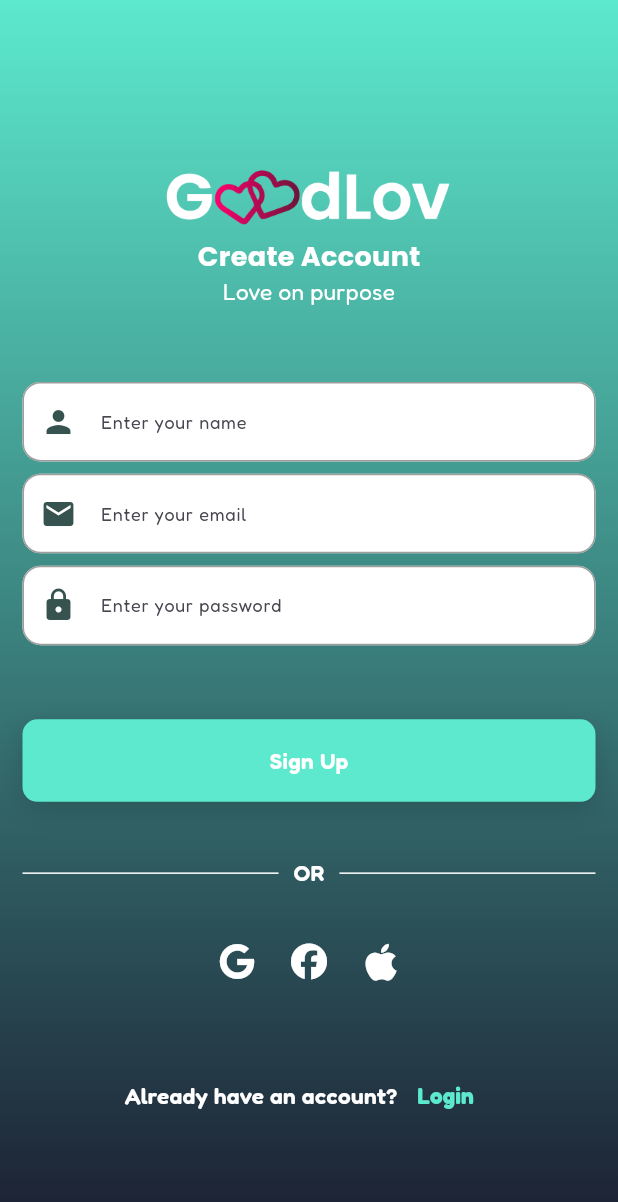
After one commit to Christentimmy/Goodluv, a Flutter app: the SignUpScreen screen opened by its route, on a phone screen of 412 x 824 dp. The commit adds this screen. Shown: the top 1202 px of the screen. Run offline on Flutter 3.47's test engine with Material 3 defaults, Android fonts, the phone set to English and light mode, and no system bars; our stand-ins replace font_awesome_flutter, get, google_fonts, smooth_page_indicator.

Commit message:
signup screen

```diff
--- /dev/null
+++ b/lib/app/modules/auth/views/signup_screen.dart
@@ -0,0 +1,132 @@
+import 'package:flutter/material.dart';
+import 'package:font_awesome_flutter/font_awesome_flutter.dart';
+import 'package:get/get.dart';
+import 'package:goodluv/app/modules/auth/widgets/signup_widgets.dart';
+import 'package:goodluv/app/resources/colors.dart';
+import 'package:goodluv/app/widgets/bg_gradient_widget.dart';
+import 'package:goodluv/app/widgets/custom_button.dart';
+import 'package:google_fonts/google_fonts.dart';
+
+class SignUpScreen extends StatelessWidget {
+  SignUpScreen({super.key});
+
+  final formKey = GlobalKey<FormState>();
+
+  @override
+  Widget build(BuildContext context) {
+    return Scaffold(
+      body: Container(
+        width: Get.width,
+        padding: const EdgeInsets.symmetric(horizontal: 15, vertical: 20),
+        decoration: bgGradientWidget(),
+        child: ListView(
+          children: [
+            SizedBox(height: Get.height * 0.1),
+            Image.asset('assets/images/logo.png', height: 50),
+            SizedBox(height: Get.height * 0.007),
+            Center(
+              child: Text(
+                "Create Account",
+                style: GoogleFonts.poppins(
+                  color: Colors.white,
+                  fontSize: 18,
+                  fontWeight: FontWeight.w700,
+                ),
+              ),
+            ),
+            Center(
+              child: Text(
+                "Love on purpose",
+                style: GoogleFonts.fredoka(
+                  color: Colors.white,
+                  fontSize: 15,
+                  fontWeight: FontWeight.normal,
+                ),
+              ),
+            ),
+            SizedBox(height: Get.height * 0.06),
+            buildSignUpFormFields(formKey: formKey),
+            SizedBox(height: Get.height * 0.06),
+            CustomButton(
+              ontap: () {},
+              isLoading: false.obs,
+              child: Text(
+                "Sign Up",
+                style: GoogleFonts.fredoka(
+                  color: Colors.white,
+                  fontSize: 15,
+                  fontWeight: FontWeight.w600,
+                ),
+              ),
+            ),
+            SizedBox(height: Get.height * 0.045),
+            Row(
+              mainAxisAlignment: MainAxisAlignment.center,
+              children: [
+                Expanded(child: Divider(color: Colors.white, thickness: 1)),
+                SizedBox(width: 10),
+                Text(
+                  "OR",
+                  style: GoogleFonts.fredoka(
+                    color: Colors.white,
+                    fontSize: 15,
+                    fontWeight: FontWeight.w600,
+                  ),
+                ),
+                SizedBox(width: 10),
+                Expanded(child: Divider(color: Colors.white, thickness: 1)),
+              ],
+            ),
+            SizedBox(height: Get.height * 0.03),
+            Row(
+              mainAxisAlignment: MainAxisAlignment.center,
+              children: [
+                IconButton(
+                  onPressed: () {},
+                  icon: FaIcon(FontAwesomeIcons.google, color: Colors.white),
+                ),
+                IconButton(
+                  onPressed: () {},
+                  icon: FaIcon(FontAwesomeIcons.facebook, color: Colors.white),
+                ),
+                IconButton(
+                  onPressed: () {},
+                  icon: FaIcon(
+                    FontAwesomeIcons.apple,
+                    color: Colors.white,
+                    size: 28,
+                  ),
+                ),
+              ],
+            ),
+            SizedBox(height: Get.height * 0.05),
+            Row(
+              mainAxisAlignment: MainAxisAlignment.center,
+              children: [
+                Text(
+                  "Already have an account?",
+                  style: GoogleFonts.fredoka(
+                    color: Colors.white,
+                    fontSize: 15,
+                    fontWeight: FontWeight.w600,
+                  ),
+                ),
+                TextButton(
+                  onPressed: () {},
+                  child: Text(
+                    "Login",
+                    style: GoogleFonts.fredoka(
+                      color: AppColors.primaryColor,
+                      fontSize: 15,
+                      fontWeight: FontWeight.w700,
+                    ),
+                  ),
+                ),
+              ],
+            ),
+          ],
+        ),
+      ),
+    );
+  }
+}
--- /dev/null
+++ b/lib/app/modules/auth/widgets/signup_widgets.dart
@@ -0,0 +1,49 @@
+import 'package:flutter/material.dart';
+import 'package:get/get.dart';
+import 'package:goodluv/app/widgets/custom_textfield.dart';
+import 'package:google_fonts/google_fonts.dart';
+
+Form buildSignUpFormFields({required GlobalKey<FormState> formKey}) {
+  return Form(
+    key: formKey,
+    child: Column(
+      children: [
+        CustomTextField(
+          prefixIcon: Icons.person,
+          bgColor: Colors.white,
+          textStyle: GoogleFonts.fredoka(
+            color: Colors.black,
+            fontSize: 14,
+            fontWeight: FontWeight.w500,
+          ),
+          hintText: "Enter your name",
+          controller: TextEditingController(),
+        ),
+        SizedBox(height: Get.height * 0.01),
+        CustomTextField(
+          bgColor: Colors.white,
+          prefixIcon: Icons.email,
+          textStyle: GoogleFonts.fredoka(
+            color: Colors.black,
+            fontSize: 14,
+            fontWeight: FontWeight.w500,
+          ),
+          hintText: "Enter your email",
+          controller: TextEditingController(),
+        ),
+        SizedBox(height: Get.height * 0.01),
+        CustomTextField(
+          bgColor: Colors.white,
+          prefixIcon: Icons.lock,
+          textStyle: GoogleFonts.fredoka(
+            color: Colors.black,
+            fontSize: 14,
+            fontWeight: FontWeight.w500,
+          ),
+          hintText: "Enter your password",
+          controller: TextEditingController(),
+        ),
+      ],
+    ),
+  );
+}
--- a/lib/app/modules/onboarding/controller/onboarding_controller.dart
+++ b/lib/app/modules/onboarding/controller/onboarding_controller.dart
@@ -1,6 +1,7 @@
 import 'package:flutter/material.dart';
 import 'package:get/get.dart';
 import 'package:goodluv/app/modules/onboarding/model/onboarding_model.dart';
+import 'package:goodluv/app/routes/app_routes.dart';
 
 class OnboardingController extends GetxController {
 
@@ -36,7 +37,7 @@ class OnboardingController extends GetxController {
   }
 
   void skip() {
-    // Get.offNamed(AppRoutes.login);
+    Get.offNamed(AppRoutes.signup);
   }
 
   void nextPage() {
@@ -46,7 +47,7 @@ class OnboardingController extends GetxController {
         curve: Curves.easeInOut,
       );
     } else {
-      // Get.offNamed(AppRoutes.login);
+      Get.offNamed(AppRoutes.signup);
     }
   }
 }
--- a/lib/app/modules/splash/controller/splash_controller.dart
+++ b/lib/app/modules/splash/controller/splash_controller.dart
@@ -14,9 +14,9 @@ class SplashController extends GetxController with GetTickerProviderStateMixin {
   }
 
   @override
-  void dispose() {
+  void onClose() {
     controller.dispose();
-    super.dispose();
+    super.onClose();
   }
 
   void initializeAnimations() {
--- a/lib/app/routes/app_pages.dart
+++ b/lib/app/routes/app_pages.dart
@@ -1,4 +1,5 @@
 import 'package:get/get.dart';
+import 'package:goodluv/app/modules/auth/views/signup_screen.dart';
 import 'package:goodluv/app/modules/onboarding/views/onboarding_screen.dart';
 import 'package:goodluv/app/modules/splash/views/splash_screen.dart';
 import 'package:goodluv/app/routes/app_routes.dart';
@@ -13,5 +14,9 @@ class AppPages {
       name: AppRoutes.onboarding,
       page: () => OnboardingScreen(),
     ),
+    GetPage(
+      name: AppRoutes.signup,
+      page: () => SignUpScreen(),
+    ),
   ];
 }
--- a/lib/app/routes/app_routes.dart
+++ b/lib/app/routes/app_routes.dart
@@ -3,4 +3,5 @@
 class AppRoutes {
   static const String splash = '/';
   static const String onboarding = '/onboarding';
+  static const String signup = '/signup';
 }
--- /dev/null
+++ b/lib/app/widgets/custom_button.dart
@@ -0,0 +1,60 @@
+import 'package:flutter/material.dart';
+import 'package:get/get.dart';
+import 'package:goodluv/app/resources/colors.dart';
+
+// ignore: must_be_immutable
+class CustomButton extends StatelessWidget {
+  String? text;
+  Color? bgColor;
+  Color? textColor;
+  final VoidCallback ontap;
+  BoxBorder? border;
+  BorderRadiusGeometry? borderRadius;
+  double? height;
+  double? width;
+  Widget? child;
+  RxBool isLoading;
+
+  CustomButton({
+    super.key,
+    this.text,
+    this.bgColor,
+    required this.ontap,
+    this.textColor,
+    this.border,
+    this.borderRadius,
+    this.height,
+    this.width,
+    this.child,
+    required this.isLoading,
+  });
+
+  @override
+  Widget build(BuildContext context) {
+    return InkWell(
+      onTap: ontap,
+      child: Container(
+        height: height ?? 55,
+        alignment: Alignment.center,
+        width: width ?? Get.width,
+        decoration: BoxDecoration(
+          border: border,
+          borderRadius: borderRadius ?? BorderRadius.circular(10),
+          color: bgColor ?? AppColors.primaryColor,
+          boxShadow: [
+            BoxShadow(
+              color: Colors.black.withValues(alpha: 0.15),
+              blurRadius: 15,
+              offset: const Offset(0, 5),
+            ),
+          ],
+        ),
+        child: Obx(() {
+          return isLoading.value
+              ? const CircularProgressIndicator(color: Colors.white)
+              : child ?? Text(text.toString(), style: Get.textTheme.bodyMedium);
+        }),
+      ),
+    );
+  }
+}
--- /dev/null
+++ b/lib/app/widgets/custom_textfield.dart
@@ -0,0 +1,172 @@
+import 'package:flutter/material.dart';
+import 'package:flutter/services.dart';
+import 'package:get/get.dart';
+import 'package:goodluv/app/resources/colors.dart';
+import 'package:google_fonts/google_fonts.dart';
+
+// ignore: must_be_immutable
+class CustomTextField extends StatelessWidget {
+  TextEditingController? controller;
+  int? maxLines;
+  int? minLines;
+  FocusNode? focusNode;
+  String? hintText;
+  TextStyle? hintStyle;
+  TextStyle? textStyle;
+  IconData? prefixIcon;
+  Color? prefixIconColor;
+  IconData? suffixIcon;
+  VoidCallback? onSuffixTap;
+  VoidCallback? onPrefixTap;
+  bool? isObscure;
+  Color? bgColor;
+  String? Function(String?)? validator;
+  double? fieldHeight;
+  Function(String)? onChanged;
+  Function()? onEditingComplete;
+  bool? readOnly;
+  TextInputType? keyboardType;
+  int? maxLength;
+  String? errorText;
+  InputBorder? focusedBorder;
+  InputBorder? enabledBorder;
+  Function()? onTap;
+  Widget? prefix;
+  List<TextInputFormatter>? inputFormatters;
+  EdgeInsetsGeometry? contentPadding;
+  String? label;
+  TextStyle? labelStyle;
+  FloatingLabelBehavior? floatingLabelBehavior;
+  Color? suffixIconcolor;
+
+  CustomTextField({
+    super.key,
+    this.hintStyle,
+    this.floatingLabelBehavior,
+    this.label,
+    this.labelStyle,
+    this.prefix,
+    this.maxLines,
+    this.minLines,
+    this.focusedBorder,
+    this.enabledBorder,
+    this.onChanged,
+    this.errorText,
+    this.controller,
+    this.prefixIcon,
+    this.suffixIcon,
+    this.bgColor,
+    this.onSuffixTap,
+    this.isObscure,
+    this.hintText,
+    this.fieldHeight,
+    this.validator,
+    this.readOnly,
+    this.onEditingComplete,
+    this.keyboardType,
+    this.maxLength,
+    this.textStyle,
+    this.onTap,
+    this.prefixIconColor,
+    this.focusNode,
+    this.inputFormatters,
+    this.contentPadding,
+    this.suffixIconcolor,
+    this.onPrefixTap,
+  });
+
+  @override
+  Widget build(BuildContext context) {
+    return SizedBox(
+      height: fieldHeight,
+      child: TextFormField(
+        maxLength: maxLength,
+        focusNode: focusNode,
+        inputFormatters: inputFormatters,
+        validator:
+            validator ??
+            (value) {
+              if (value!.isEmpty) {
+                return "";
+              } else if (errorText?.isNotEmpty == true) {
+                return "";
+              }
+              return null;
+            },
+        onTap: onTap,
+        onChanged: onChanged,
+        readOnly: readOnly ?? false,
+        onEditingComplete: onEditingComplete,
+        obscureText: isObscure ?? false,
+        cursorColor: AppColors.primaryColor,
+        controller: controller,
+        keyboardType: keyboardType,
+        style:
+            textStyle ??
+            GoogleFonts.fredoka(
+              color: Colors.white,
+              fontSize: 16,
+              fontWeight: FontWeight.w500,
+            ),
+        maxLines: maxLines ?? 1,
+        minLines: minLines ?? 1,
+        decoration: InputDecoration(
+          fillColor: bgColor,
+          errorText: null,
+          errorStyle: const TextStyle(height: 0, fontSize: 0),
+          errorMaxLines: null,
+          error: null,
+          filled: bgColor != null ? true : false,
+          counterText: maxLength != null ? "" : null,
+          hintText: hintText,
+          hintStyle:
+              hintStyle ??
+              GoogleFonts.fredoka(fontSize: 12, fontWeight: FontWeight.normal),
+          label: label != null ? Text(label!) : null,
+          labelStyle: labelStyle ?? Get.textTheme.bodySmall,
+          floatingLabelBehavior: floatingLabelBehavior,
+          prefix: prefix,
+          prefixIcon: prefixIcon == null
+              ? null
+              : IconButton(
+                  onPressed: onPrefixTap,
+                  icon: Icon(
+                    prefixIcon,
+                    color: prefixIconColor ?? const Color(0xff36534F),
+                  ),
+                ),
+          suffixIcon: IconButton(
+            onPressed: onSuffixTap,
+            icon: Icon(
+              suffixIcon,
+              size: 20,
+              color:
+                  suffixIconcolor ?? const Color.fromARGB(255, 207, 207, 207),
+            ),
+          ),
+          enabledBorder:
+              enabledBorder ??
+              OutlineInputBorder(
+                borderRadius: BorderRadius.circular(12),
+                borderSide: BorderSide(width: 1, color: Colors.grey),
+              ),
+          focusedBorder:
+              focusedBorder ??
+              OutlineInputBorder(
+                borderRadius: BorderRadius.circular(12),
+                borderSide: BorderSide(width: 1, color: AppColors.primaryColor),
+              ),
+          errorBorder: OutlineInputBorder(
+            borderRadius: BorderRadius.circular(12),
+            borderSide: const BorderSide(width: 1, color: Colors.red),
+          ),
+          focusedErrorBorder: OutlineInputBorder(
+            borderRadius: BorderRadius.circular(12),
+            borderSide: const BorderSide(width: 1, color: Colors.red),
+          ),
+          contentPadding: contentPadding,
+        ),
+      ),
+    );
+  }
+}
--- a/lib/main.dart
+++ b/lib/main.dart
@@ -1,5 +1,6 @@
 import 'package:flutter/material.dart';
 import 'package:get/get.dart';
+import 'package:goodluv/app/resources/colors.dart';
 import 'package:goodluv/app/routes/app_pages.dart';
 import 'package:goodluv/app/routes/app_routes.dart';
 import 'package:google_fonts/google_fonts.dart';
@@ -23,6 +24,10 @@ class MainApp extends StatelessWidget {
         highlightColor: Colors.transparent,
         splashFactory: NoSplash.splashFactory,
         primaryColor: Color(0xFF5CE9CD),
+        textSelectionTheme: TextSelectionThemeData(
+          cursorColor: AppColors.primaryColor,
+          selectionHandleColor: AppColors.primaryColor,
+        ),
         textTheme: GoogleFonts.poppinsTextTheme(),
       ),
     );
```
